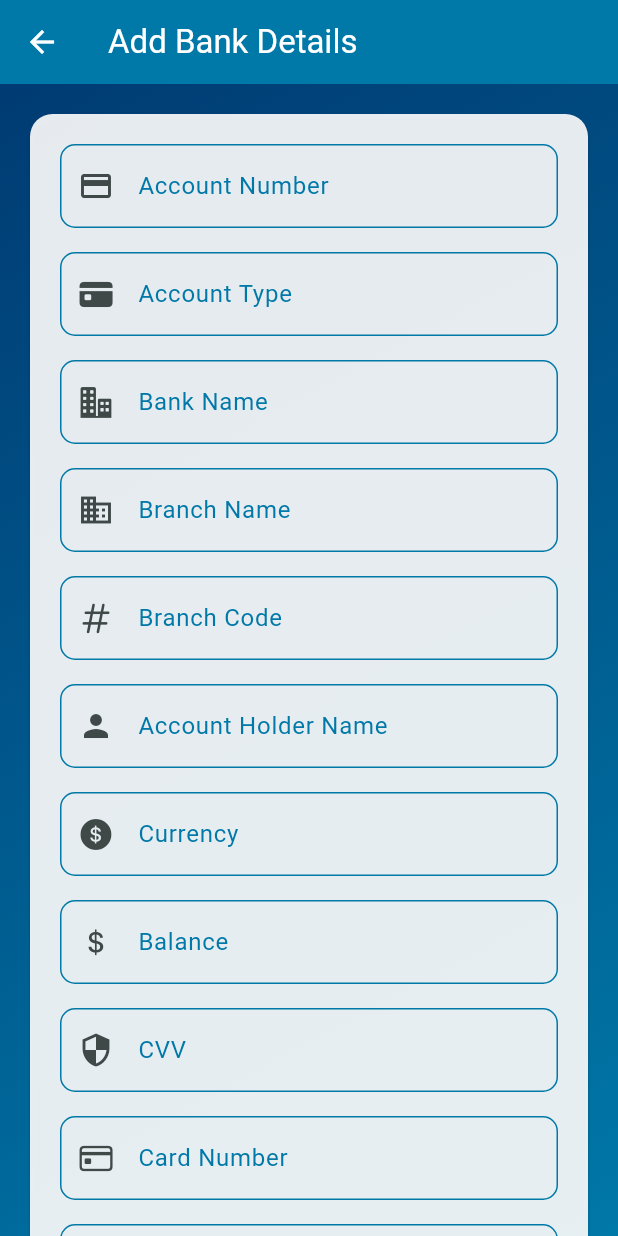
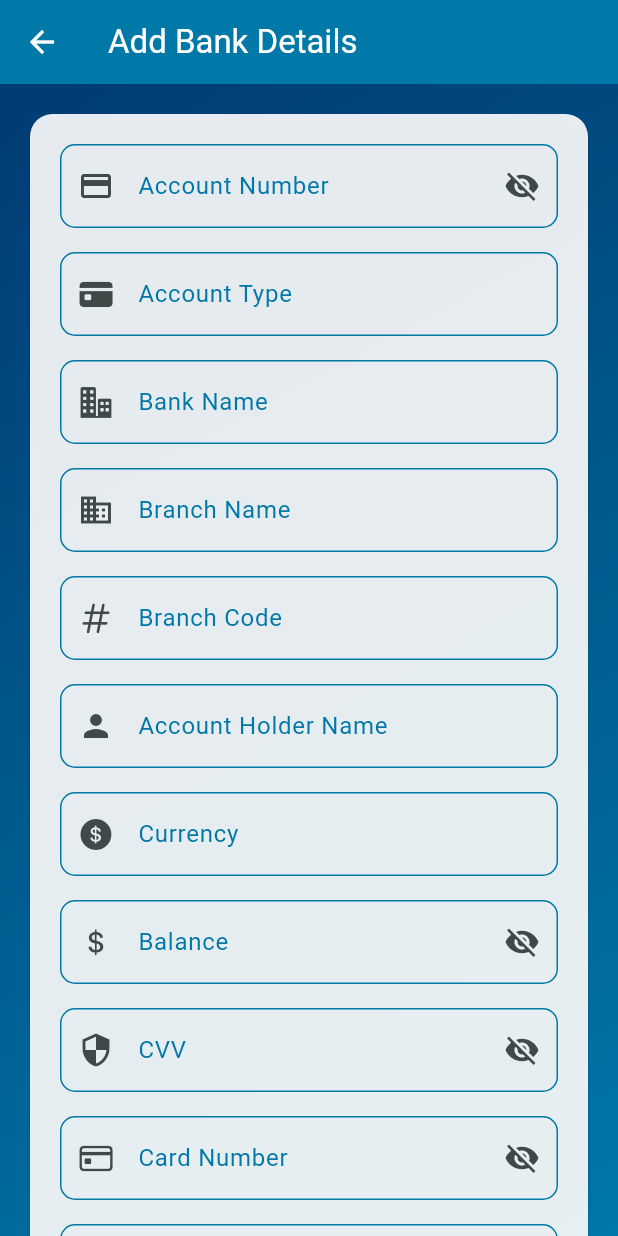
Before and after one commit to KS-Mubeen/bms, a Flutter app: the BankDetailsAdd screen opened directly with empty values, on a phone screen of 412 x 824 dp. Run offline on Flutter 3.47's test engine with Material 3 defaults, Android fonts, the phone set to English and light mode, and no system bars; our stand-ins replace flutter_secure_storage; missing offline and left inert: encrypt, pointycastle; accounts and stored records are empty.

Commit message:
Updated Code 12Dec

```diff
--- a/lib/bankdetailsadd.dart
+++ b/lib/bankdetailsadd.dart
@@ -38,6 +38,10 @@ class _SubscriptionAddState extends State<BankDetailsAdd> {
 
   bool isLoading = false;
   String errorMessage = '';
+  bool _isAccountNumberVisible = false;
+  bool _isBalanceVisible = false;
+  bool _isCvvVisible = false;
+  bool _isCardNumberVisible = false;
 
 
   @override
@@ -211,8 +215,20 @@ class _SubscriptionAddState extends State<BankDetailsAdd> {
                           TextFormField(
                             controller: _accountNumberController,
                             style: TextStyle(color: Color(0xFF003B73)),
+                            obscureText: !_isAccountNumberVisible,
                             keyboardType: TextInputType.numberWithOptions(),
                             decoration: InputDecoration(
+                              suffixIcon: GestureDetector(
+                                onTap: () {
+                                  setState(() {
+                                    _isAccountNumberVisible = !_isAccountNumberVisible; // Toggle visibility
+                                  });
+                                },
+                                child: Icon(
+                                  _isAccountNumberVisible ? Icons.visibility : Icons.visibility_off,
+                                  //color: Color(0xFF0078A8),
+                                ),
+                              ),
                               prefixIcon: Icon(Icons.credit_card),
                               labelText: 'Account Number',
                               labelStyle: TextStyle(color: Color(0xFF0078A8)),
@@ -227,6 +243,7 @@ class _SubscriptionAddState extends State<BankDetailsAdd> {
                                 borderRadius: BorderRadius.circular(10),
                               ),
                             ),
+
                             validator: (value) {
                               if (value == null || value.isEmpty) {
                                 return 'Please enter a service name';
@@ -410,9 +427,21 @@ class _SubscriptionAddState extends State<BankDetailsAdd> {
                           TextFormField(
                             controller: _balanceController,
                             style: TextStyle(color: Color(0xFF003B73)),
+                            obscureText: !_isBalanceVisible,
                             keyboardType: TextInputType.numberWithOptions(),
                             decoration: InputDecoration(
                               prefixIcon: Icon(CupertinoIcons.money_dollar),
+                              suffixIcon: GestureDetector(
+                                onTap: () {
+                                  setState(() {
+                                    _isBalanceVisible = !_isBalanceVisible; // Toggle visibility
+                                  });
+                                },
+                                child: Icon(
+                                  _isBalanceVisible ? Icons.visibility : Icons.visibility_off,
+                                  //color: Color(0xFF0078A8),
+                                ),
+                              ),
                               labelText: 'Balance',
                               labelStyle: TextStyle(color: Color(0xFF0078A8)),
                               enabledBorder: OutlineInputBorder(
@@ -439,9 +468,21 @@ class _SubscriptionAddState extends State<BankDetailsAdd> {
                           TextFormField(
                             controller: _cvvController,
                             style: TextStyle(color: Color(0xFF003B73)),
+                            obscureText: !_isCvvVisible,
                             keyboardType: TextInputType.numberWithOptions(),
                             decoration: InputDecoration(
                               prefixIcon: Icon(Icons.security),
+                              suffixIcon: GestureDetector(
+                                onTap: () {
+                                  setState(() {
+                                    _isCvvVisible = !_isCvvVisible; // Toggle visibility
+                                  });
+                                },
+                                child: Icon(
+                                  _isCvvVisible ? Icons.visibility : Icons.visibility_off,
+                                  //color: Color(0xFF0078A8),
+                                ),
+                              ),
                               labelText: 'CVV',
                               labelStyle: TextStyle(color: Color(0xFF0078A8)),
                               enabledBorder: OutlineInputBorder(
@@ -468,9 +509,21 @@ class _SubscriptionAddState extends State<BankDetailsAdd> {
                           TextFormField(
                             controller: _cardNumberController,
                             style: TextStyle(color: Color(0xFF003B73)),
+                            obscureText: !_isCardNumberVisible,
                             keyboardType: TextInputType.numberWithOptions(),
                             decoration: InputDecoration(
                               prefixIcon: Icon(CupertinoIcons.creditcard),
+                              suffixIcon: GestureDetector(
+                                onTap: () {
+                                  setState(() {
+                                    _isCardNumberVisible = !_isCardNumberVisible; // Toggle visibility
+                                  });
+                                },
+                                child: Icon(
+                                  _isCardNumberVisible ? Icons.visibility : Icons.visibility_off,
+                                  //color: Color(0xFF0078A8),
+                                ),
+                              ),
                               labelText: 'Card Number',
                               labelStyle: TextStyle(color: Color(0xFF0078A8)),
                               enabledBorder: OutlineInputBorder(
```
Also changed, not shown: lib/bankdetails.dart (+16 -7 lines).
